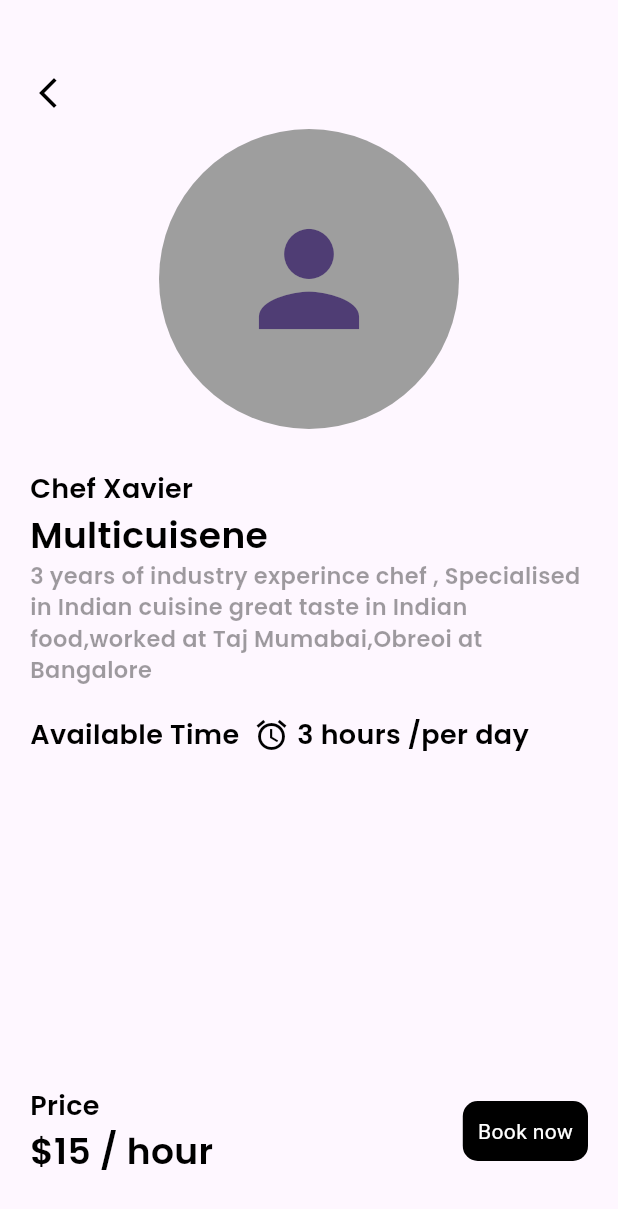
After one commit to ArunKuleri/Yourschef, a Flutter app: the screen it shows after launch, after a tap on "Chef Xavier", on a phone screen of 412 x 824 dp. The commit adds this screen. Shown: the top 1209 px of the screen. Run offline on Flutter 3.47's test engine with Material 3 defaults, Android fonts, the phone set to English and light mode, and no system bars; our stand-ins replace curved_navigation_bar.

Commit message:
added details screens

```diff
--- /dev/null
+++ b/lib/pages/details-screen.dart
@@ -0,0 +1,127 @@
+import 'package:flutter/material.dart';
+import 'package:yourschef/widgets/Widgets_support.dart';
+
+class Details extends StatefulWidget {
+  const Details({super.key});
+
+  @override
+  State<Details> createState() => _Details();
+}
+
+class _Details extends State<Details> {
+  @override
+  Widget build(BuildContext context) {
+    return Scaffold(
+      body: Container(
+        margin: EdgeInsets.only(top: 50.0, left: 20.0, right: 20.0),
+        child: Column(
+          crossAxisAlignment: CrossAxisAlignment.start,
+          children: [
+            GestureDetector(
+              onTap: () {
+                Navigator.pop(context);
+              },
+              child: Icon(
+                Icons.arrow_back_ios_new_outlined,
+                color: Colors.black,
+              ),
+            ),
+            const Center(
+              child: Padding(
+                padding: EdgeInsets.all(12.0),
+                child: CircleAvatar(
+                  radius: 100,
+                  backgroundColor: Colors.grey,
+                  child: Icon(
+                    Icons.person,
+                    size: 100,
+                  ),
+                ),
+              ),
+            ),
+            SizedBox(
+              height: 15,
+            ),
+            Text(
+              "Chef Xavier",
+              style: AppWidget.semiboldTextFeildStyle(),
+            ),
+            Text(
+              "Multicuisene",
+              style: AppWidget.HeadLinetextFieldStyle(),
+            ),
+            Text(
+              "3 years of industry experince chef , Specialised in Indian cuisine great taste in Indian food,worked at Taj Mumabai,Obreoi at Bangalore ",
+              style: AppWidget.LighttextFieldStyle(),
+            ),
+            SizedBox(
+              height: 20.0,
+            ),
+            Row(
+              children: [
+                Text(
+                  "Available Time ",
+                  style: AppWidget.semiboldTextFeildStyle(),
+                ),
+                SizedBox(
+                  width: 5.0,
+                ),
+                Icon(
+                  Icons.alarm,
+                  color: Colors.black,
+                ),
+                SizedBox(
+                  width: 5.0,
+                ),
+                Text(
+                  "3 hours /per day",
+                  style: AppWidget.semiboldTextFeildStyle(),
+                )
+              ],
+            ),
+            Spacer(),
+            Padding(
+              padding: const EdgeInsets.only(bottom: 40.0),
+              child: Row(
+                mainAxisAlignment: MainAxisAlignment.spaceBetween,
+                children: [
+                  Column(
+                    crossAxisAlignment: CrossAxisAlignment.start,
+                    children: [
+                      Text(
+                        "Price",
+                        style: AppWidget.semiboldTextFeildStyle(),
+                      ),
+                      Text(
+                        "\$15 / hour",
+                        style: AppWidget.HeadLinetextFieldStyle(),
+                      )
+                    ],
+                  ),
+                  Container(
+                    height: 40,
+                    padding: EdgeInsets.all(5),
+                    decoration: BoxDecoration(
+                        color: Colors.black,
+                        borderRadius: BorderRadius.circular(10)),
+                    child: Row(
+                      children: [
+                        Padding(
+                          padding: const EdgeInsets.all(5.0),
+                          child: Text(
+                            "Book now",
+                            style: TextStyle(color: Colors.white),
+                          ),
+                        )
+                      ],
+                    ),
+                  )
+                ],
+              ),
+            )
+          ],
+        ),
+      ),
+    );
+  }
+}
--- a/lib/pages/home.dart
+++ b/lib/pages/home.dart
@@ -1,5 +1,6 @@
 import 'package:flutter/material.dart';
 import 'package:flutter/widgets.dart';
+import 'package:yourschef/pages/details-screen.dart';
 import 'package:yourschef/widgets/Widgets_support.dart';
 import 'package:yourschef/widgets/category.dart';
 
@@ -53,7 +54,12 @@ class _HomeState extends State<Home> {
               scrollDirection: Axis.horizontal,
               child: Row(
                 children: [
-                  Material(
+                  GestureDetector(
+                    onTap: () {
+                      Navigator.push(context,
+                          MaterialPageRoute(builder: (context) => Details()));
+                    },
+                    child: Material(
                       elevation: 5.0,
                       borderRadius: BorderRadius.circular(10),
                       child: Container(
@@ -89,6 +95,7 @@ class _HomeState extends State<Home> {
                               style: AppWidget.semiboldTextFeildStyle(),
                             )
                           ],
+                        ),
                       ),
                     ),
                   ),
--- a/lib/widgets/category.dart
+++ b/lib/widgets/category.dart
@@ -24,6 +24,8 @@ class _Category extends State<Category> {
                 continental = false;
                 setState(() {});
               },
+              child: GestureDetector(
+                onTap: () {},
                 child: Material(
                   elevation: 5.0,
                   borderRadius: BorderRadius.circular(10),
@@ -37,6 +39,7 @@ class _Category extends State<Category> {
                           style: TextStyle(
                               color: indian ? Colors.white : Colors.black,
                               fontFamily: "Poppins")),
+                    ),
                   ),
                 ),
               ),
```
Lines whose indentation alone changed are shown as unchanged.
